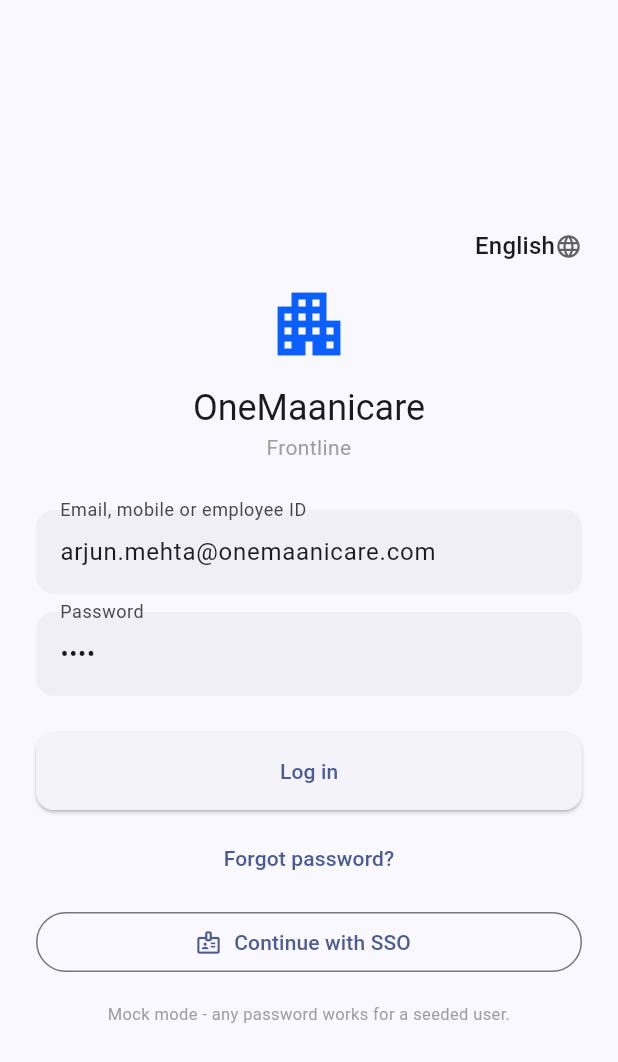
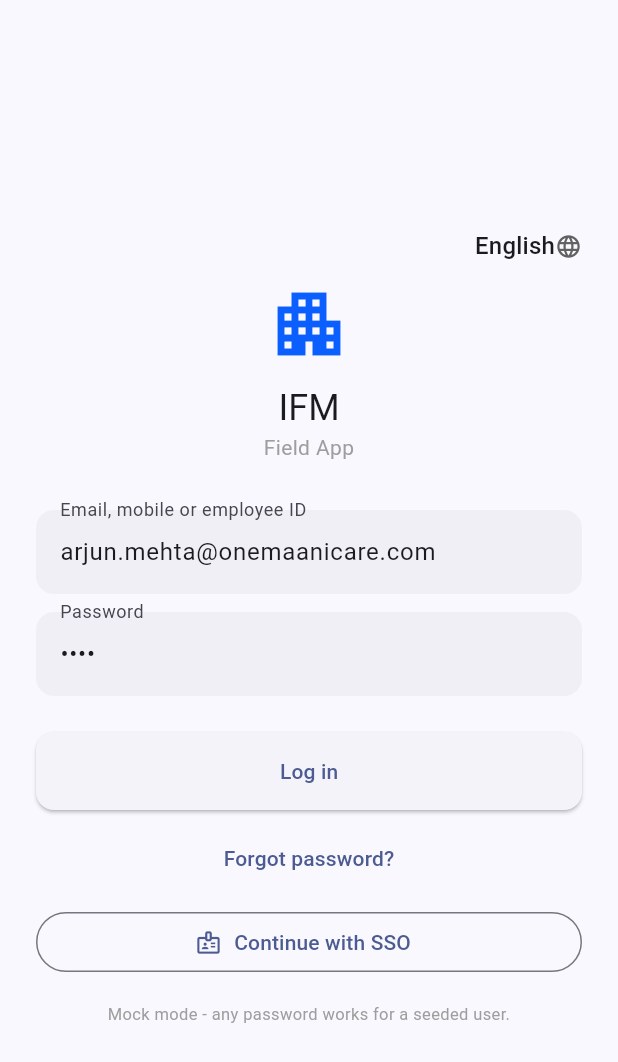
Before and after one commit to Maanicare/IFM, a Flutter app: the screen it shows after launch, on a phone screen of 412 x 824 dp. Shown: the top 1062 px of the screen. Run offline on Flutter 3.47's test engine with Material 3 defaults, Android fonts, the phone set to English and light mode, and no system bars; our stand-ins replace connectivity_plus, dio, drift, flutter_riverpod, flutter_secure_storage, geolocator and 7 more; missing offline and left inert: mobile_scanner; accounts and stored records are empty; generated files the repository leaves out were written again.

Commit message:
Set app display name to IFM
- Android launcher label, iOS bundle display name, in-app window title
- Login screen brand text, exit-confirmation dialog, diagnostics export
  subject line

```diff
--- a/frontline/lib/app.dart
+++ b/frontline/lib/app.dart
@@ -20,7 +20,7 @@ class OneMaanicareFrontlineApp extends ConsumerWidget {
     final router = ref.watch(appRouterProvider);
 
     return MaterialApp.router(
-      title: 'OneMaanicare Frontline',
+      title: 'IFM',
       debugShowCheckedModeBanner: false,
       theme: AppTheme.light(),
       routerConfig: router,
--- a/frontline/lib/core/localization/app_strings.dart
+++ b/frontline/lib/core/localization/app_strings.dart
@@ -10,8 +10,8 @@ class AppStrings {
   const AppStrings._();
 
   static const Map<String, Map<String, String>> _dict = {
-    'appTitle': {'en': 'OneMaanicare', 'hi': 'वनमानिकेयर'},
-    'appSubtitle': {'en': 'Frontline', 'hi': 'फ्रंटलाइन'},
+    'appTitle': {'en': 'IFM', 'hi': 'IFM'},
+    'appSubtitle': {'en': 'Field App', 'hi': 'फील्ड ऐप'},
     'languageLabel': {'en': 'Language', 'hi': 'भाषा'},
     'identifierLabel': {'en': 'Email, mobile or employee ID', 'hi': 'ईमेल, मोबाइल या कर्मचारी आईडी'},
     'passwordLabel': {'en': 'Password', 'hi': 'पासवर्ड'},
@@ -33,7 +33,7 @@ class AppStrings {
     'viewAction': {'en': 'View', 'hi': 'देखें'},
     'reportIssue': {'en': 'Report issue', 'hi': 'समस्या बताएं'},
     'scanAsset': {'en': 'Scan asset', 'hi': 'एसेट स्कैन करें'},
-    'exitTitle': {'en': 'Exit OneMaanicare?', 'hi': 'OneMaanicare से बाहर जाएं?'},
+    'exitTitle': {'en': 'Exit IFM?', 'hi': 'IFM से बाहर जाएं?'},
     'exitBody': {'en': 'Are you sure you want to exit the app?', 'hi': 'क्या आप वाकई ऐप से बाहर जाना चाहते हैं?'},
     'exitCancel': {'en': 'Cancel', 'hi': 'रद्द करें'},
     'exitConfirm': {'en': 'Exit', 'hi': 'बाहर जाएं'},
--- a/frontline/lib/core/logging/app_logger.dart
+++ b/frontline/lib/core/logging/app_logger.dart
@@ -161,7 +161,7 @@ class AppLogger {
     await SharePlus.instance.share(
       ShareParams(
         files: [for (final f in files) XFile(f.path)],
-        subject: subject ?? 'OneMaanicare Frontline — Diagnostics Export',
+        subject: subject ?? 'IFM — Diagnostics Export',
       ),
     );
   }
--- a/frontline/lib/features/identity/presentation/login_screen.dart
+++ b/frontline/lib/features/identity/presentation/login_screen.dart
@@ -166,7 +166,7 @@ class _LoginScreenState extends ConsumerState<LoginScreen> {
       return;
     }
     final confirmed = await BiometricAuthService.authenticate(
-      reason: 'Log in to OneMaanicare Frontline',
+      reason: 'Log in to IFM',
     );
     if (!confirmed) return;
     ref.read(authControllerProvider.notifier).login(identifier, '');
--- a/frontline/pubspec.yaml
+++ b/frontline/pubspec.yaml
@@ -1,5 +1,5 @@
 name: frontline
-description: "OneMaanicare IFM - P0 Mobile Frontline App (Technician/Supervisor field application)."
+description: "IFM - P0 Mobile Field App (Technician/Supervisor field application)."
 publish_to: 'none'
 version: 1.0.0+1
 
```
Also changed, not shown: 3 other files.
